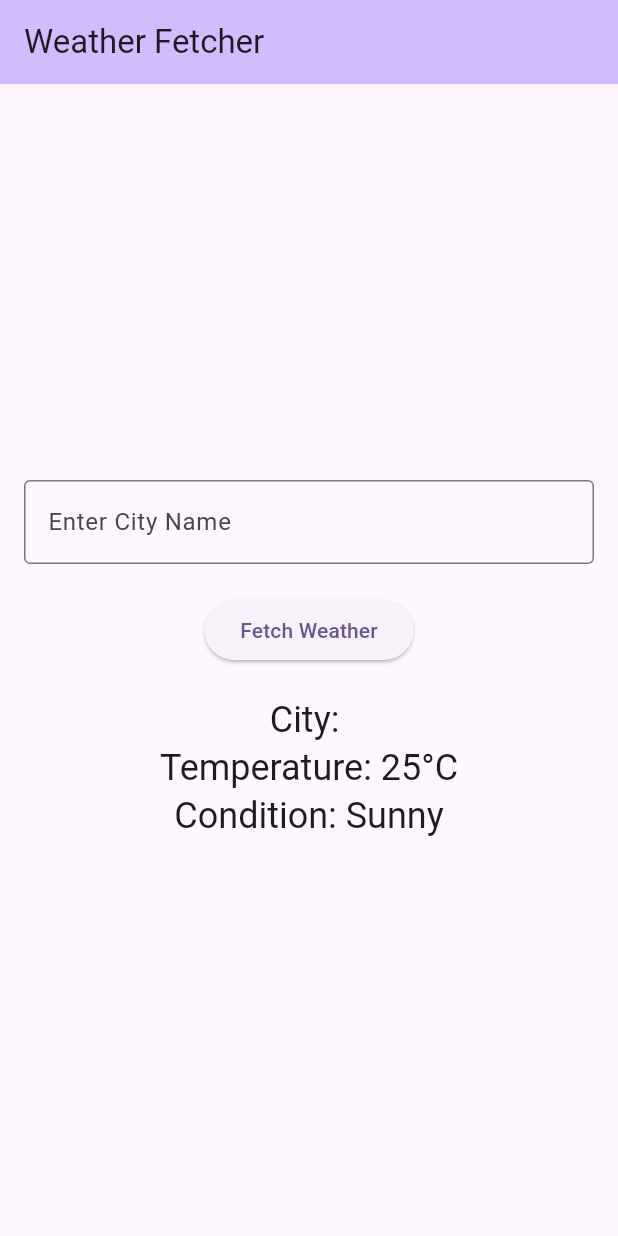
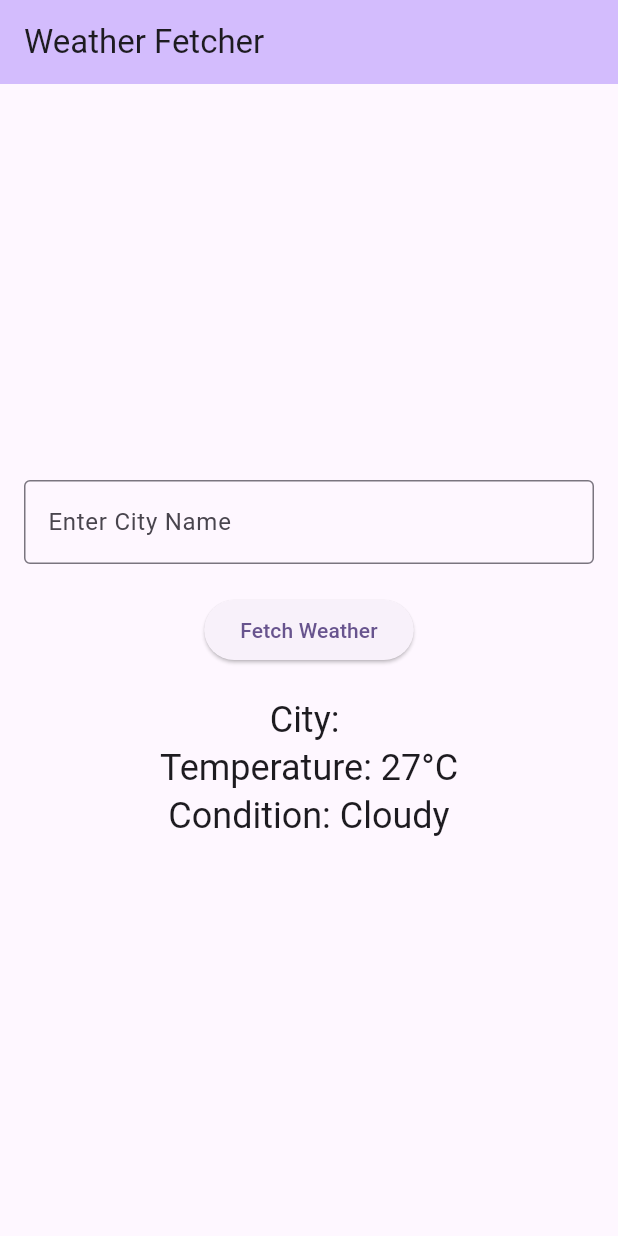
Before and after one commit to abdulbasith007/Weather-Info-App---Flutter, a Flutter app: the screen it shows after launch, after a tap on "Fetch Weather", on a phone screen of 412 x 824 dp. Run offline on Flutter 3.47's test engine with Material 3 defaults, Android fonts, the phone set to English and light mode, and no system bars.

Commit message:
Simulated weather data for input city

```diff
--- a/lib/main.dart
+++ b/lib/main.dart
@@ -1,4 +1,5 @@
 import 'package:flutter/material.dart';
+import 'dart:math';
 
 void main() {
   runApp(const MyApp());
@@ -38,9 +39,24 @@ class _MyHomePageState extends State<MyHomePage> {
   void _fetchWeather() {
     setState(() {
       _cityName = _cityController.text;
-      _temperature = '25°C'; // Sample temporary data
-      _weatherCondition = 'Sunny'; // Sample temporary data
+      // Simulation
+      int temp = _generateRandomTemperature();
+      _temperature = '${temp}°C';
+      _weatherCondition = _getRandomWeatherCondition();
     });
+  }
+
+  // Gen random temperature between 15°C and 30°C
+  int _generateRandomTemperature() {
+    Random random = Random();
+    return 15 + random.nextInt(16); // Between 16 and 30
+  }
+
+  // random weather condition: sunny, cloudy, or rainy
+  String _getRandomWeatherCondition() {
+    List<String> conditions = ['Sunny', 'Cloudy', 'Rainy'];
+    Random random = Random();
+    return conditions[random.nextInt(conditions.length)];
   }
 
   @override
```
